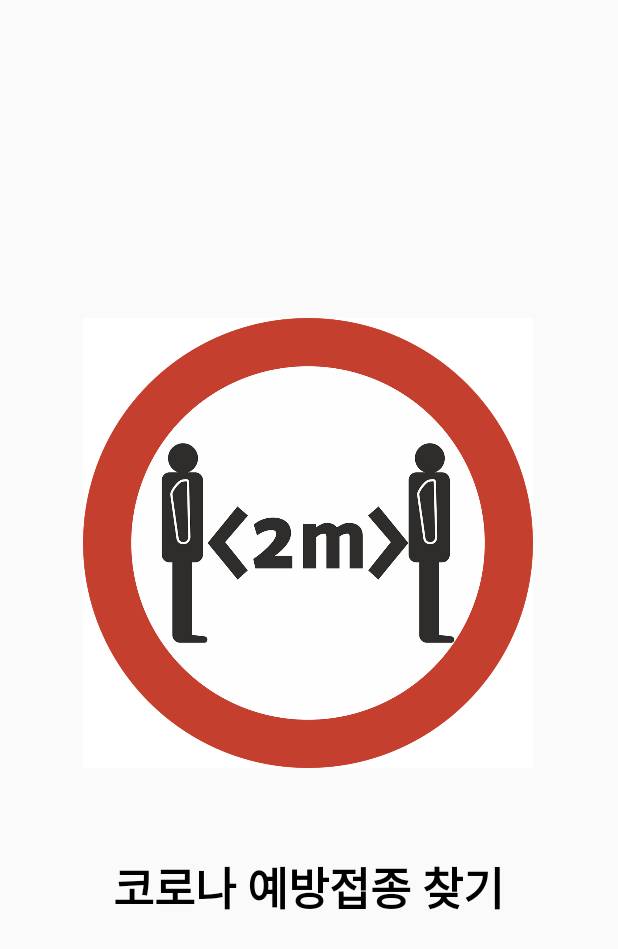
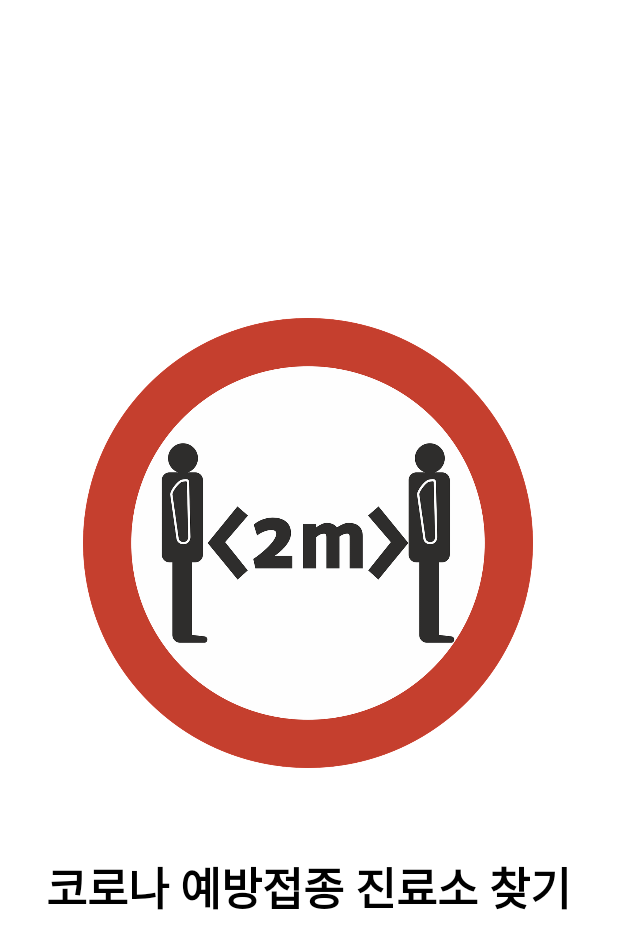
Before and after one commit to squart300kg/Covid19_Search, an Android app: the SplashActivity screen opened directly, with no data from a screen before it, on a phone screen of 412 x 824 dp. Shown: the top 949 px of the screen. Run offline under Robolectric (Android 15) with nearby library versions, the phone set to English and light mode, and no system bars; our stand-ins replace RxJava; network calls fail; pictures from the network do not load.

Commit message:
배포 직전, UI수정 ㅋㅋ

```diff
--- a/app/src/main/res/layout/activity_splash.xml
+++ b/app/src/main/res/layout/activity_splash.xml
@@ -4,6 +4,7 @@
     xmlns:tools="http://schemas.android.com/tools"
     android:layout_width="match_parent"
     android:layout_height="match_parent"
+    android:background="#FFF"
     tools:context=".SplashActivity">
 
     <ImageView
@@ -21,7 +22,7 @@
     <TextView
         android:layout_width="wrap_content"
         android:layout_height="wrap_content"
-        android:text="코로나 예방접종 찾기"
+        android:text="코로나 예방접종 진료소 찾기"
         android:textColor="#000"
         android:textSize="30dp"
         android:textStyle="bold"
```
Also changed, not shown: 1 other file.
